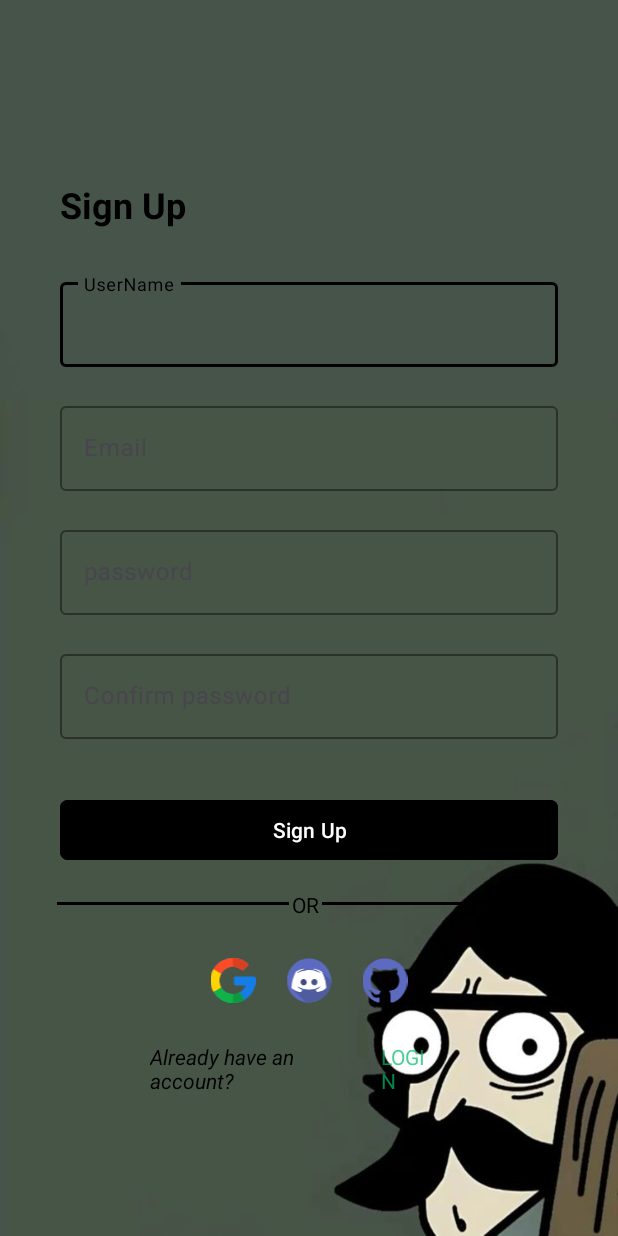
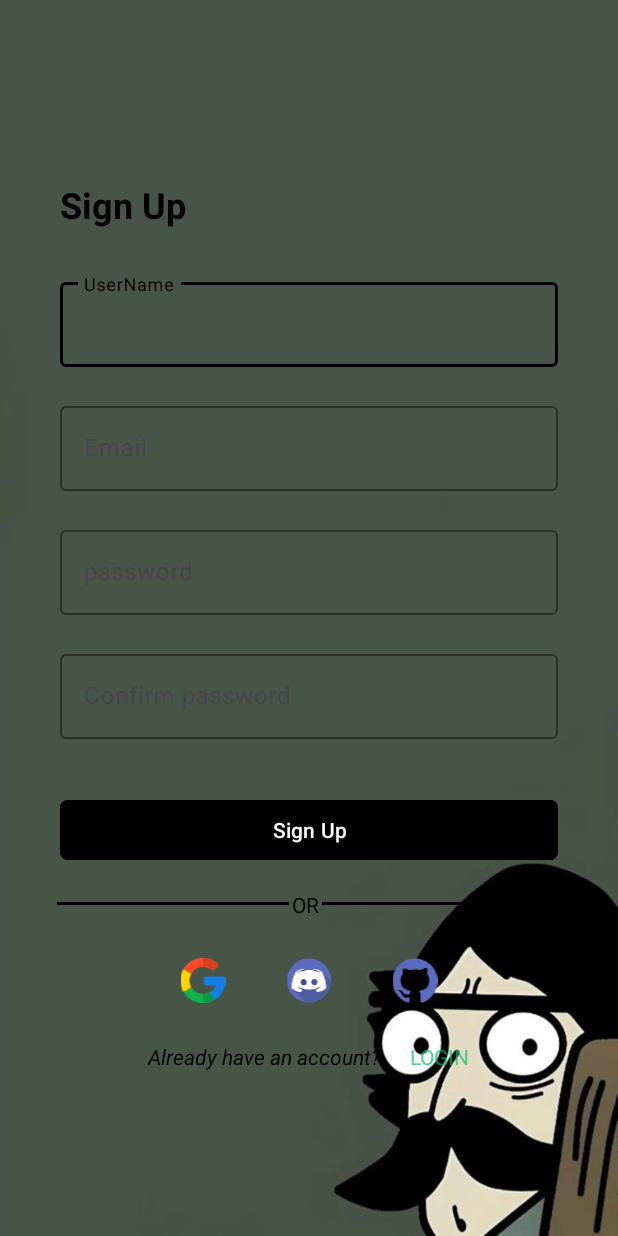
Before and after one commit to inkand-paper/newfunny-login-page, an Android app: the screen it shows after launch (MainActivity), on a phone screen of 412 x 824 dp. Run offline under Robolectric (Android 15) with nearby library versions, the phone set to English and light mode, and no system bars.

Commit message:
created a new type login page

```diff
--- a/app/src/main/res/layout/activity_main.xml
+++ b/app/src/main/res/layout/activity_main.xml
@@ -179,7 +179,7 @@
             android:id="@+id/LinearLayout2"
             android:layout_width="match_parent"
             android:layout_height="wrap_content"
-            android:layout_marginHorizontal="130dp"
+            android:layout_marginHorizontal="100dp"
             android:layout_marginTop="26dp"
             android:orientation="horizontal"
             android:weightSum="3"
@@ -209,7 +209,7 @@
         <LinearLayout
             android:layout_width="match_parent"
             android:layout_height="wrap_content"
-            android:layout_marginHorizontal="100dp"
+            android:layout_marginHorizontal="60dp"
             android:layout_marginTop="26dp"
             android:orientation="horizontal"
             android:weightSum="2"
@@ -224,6 +224,7 @@
                 android:text="Already have an account?"
                 android:textColor="@color/black"
                 android:textSize="14sp"
+                android:textAlignment="textEnd"
                 android:textStyle="italic" />
 
             <TextView
@@ -232,6 +233,7 @@
                 android:layout_marginEnd="20dp"
                 android:layout_weight="1"
                 android:text="LOGIN"
+                android:textAlignment="center"
                 android:textColor="#B603BC69"
                 android:textSize="14sp" />
         </LinearLayout>
```
